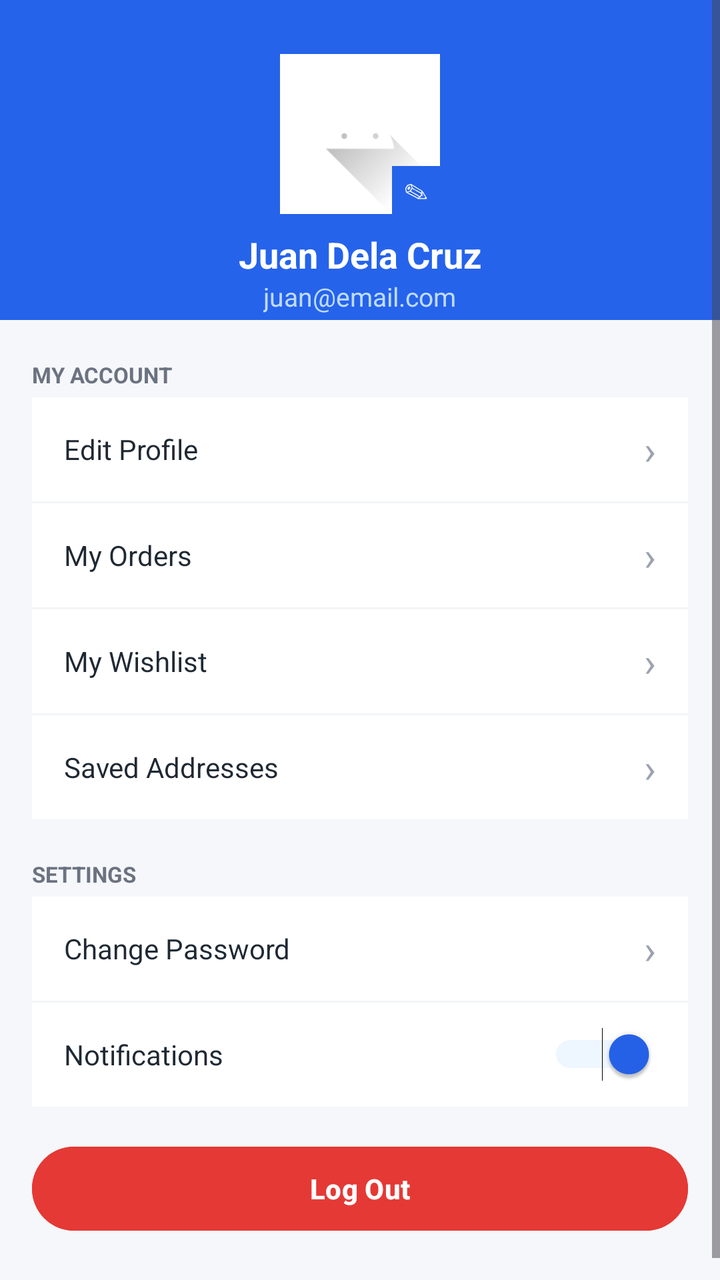
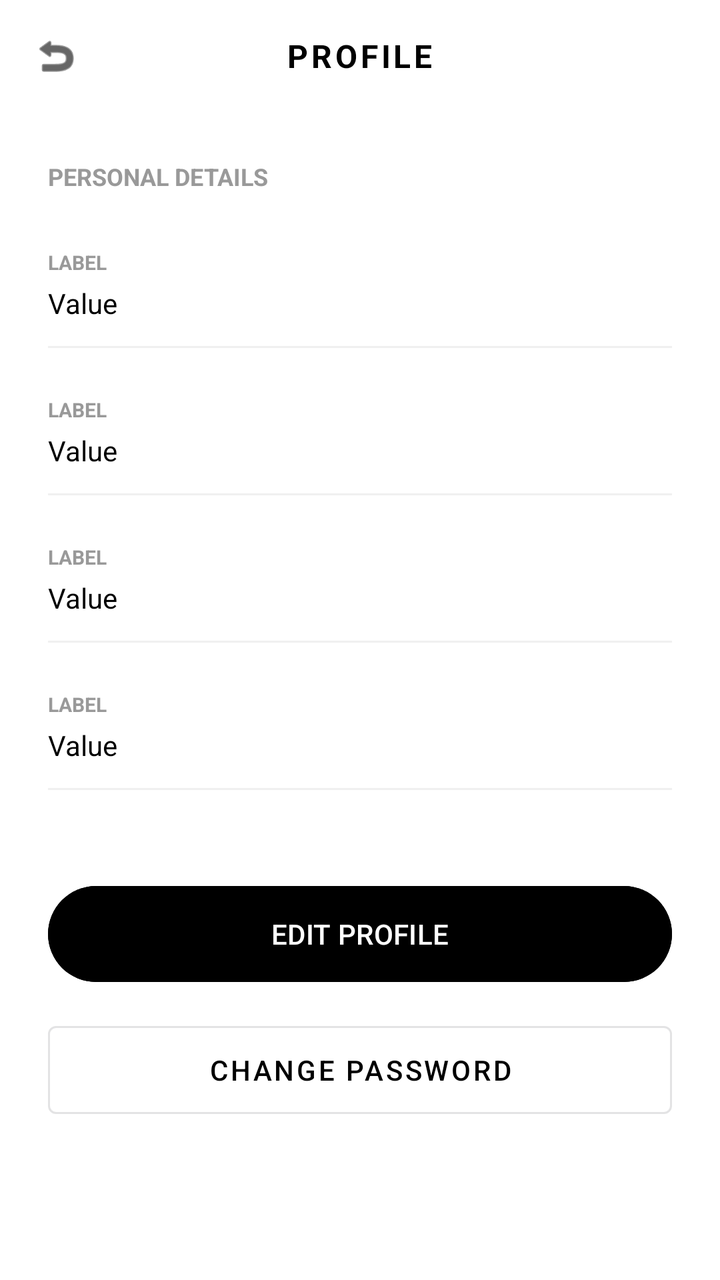

Screens rendered from an Android XML layout before and after an edit, with the pre-edit source and the edit as a unified diff.
<!-- AndroidManifest.xml: application theme Theme.ZaloraApp -->
<!-- res/layout/activity_profile.xml -->
<?xml version="1.0" encoding="utf-8"?>
<ScrollView xmlns:android="http://schemas.android.com/apk/res/android"
    android:layout_width="match_parent"
    android:layout_height="match_parent"
    android:background="#F5F7FA">

    <LinearLayout
        android:layout_width="match_parent"
        android:layout_height="wrap_content"
        android:orientation="vertical">

        
        <LinearLayout
            android:layout_width="match_parent"
            android:layout_height="160dp"
            android:background="#2563EB"
            android:orientation="vertical"
            android:gravity="center"
            android:paddingTop="24dp">

            
            <FrameLayout
                android:layout_width="80dp"
                android:layout_height="80dp">

                <ImageView
                    android:id="@+id/ivAvatar"
                    android:layout_width="80dp"
                    android:layout_height="80dp"
                    android:src="@drawable/ic_launcher_foreground"
                    android:background="#FFFFFF"
                    android:scaleType="centerCrop"
                    android:contentDescription="Profile Picture" />

                
                <TextView
                    android:id="@+id/tvEditAvatar"
                    android:layout_width="24dp"
                    android:layout_height="24dp"
                    android:text="✎"
                    android:textSize="12sp"
                    android:textColor="#FFFFFF"
                    android:gravity="center"
                    android:background="#2563EB"
                    android:layout_gravity="bottom|end"
                    android:clickable="true"
                    android:focusable="true"/>

            </FrameLayout>

            
            <TextView
                android:id="@+id/tvFullName"
                android:layout_width="wrap_content"
                android:layout_height="wrap_content"
                android:text="Juan Dela Cruz"
                android:textSize="18sp"
                android:textStyle="bold"
                android:textColor="#FFFFFF"
                android:layout_marginTop="8dp"/>

            
            <TextView
                android:id="@+id/tvEmail"
                android:layout_width="wrap_content"
                android:layout_height="wrap_content"
                android:text="juan@email.com"
                android:textSize="13sp"
                android:textColor="#BFDBFE"/>

        </LinearLayout>

        
        <TextView
            android:layout_width="wrap_content"
            android:layout_height="wrap_content"
            android:text="MY ACCOUNT"
            android:textSize="11sp"
            android:textStyle="bold"
            android:textColor="#6B7280"
            android:layout_marginStart="16dp"
            android:layout_marginTop="20dp"
            android:layout_marginBottom="4dp"/>

        <LinearLayout
            android:layout_width="match_parent"
            android:layout_height="wrap_content"
            android:orientation="vertical"
            android:background="#FFFFFF"
            android:layout_marginStart="16dp"
            android:layout_marginEnd="16dp">

            
            <LinearLayout
                android:id="@+id/rowEditProfile"
                android:layout_width="match_parent"
                android:layout_height="52dp"
                android:orientation="horizontal"
                android:gravity="center_vertical"
                android:paddingStart="16dp"
                android:paddingEnd="16dp"
                android:clickable="true"
                android:focusable="true"
                android:background="?attr/selectableItemBackground">

                <TextView
                    android:layout_width="0dp"
                    android:layout_height="wrap_content"
                    android:layout_weight="1"
                    android:text="Edit Profile"
                    android:textSize="14sp"
                    android:textColor="#1F2933"/>

                <TextView
                    android:layout_width="wrap_content"
                    android:layout_height="wrap_content"
                    android:text="›"
                    android:textSize="20sp"
                    android:textColor="#9CA3AF"/>

            </LinearLayout>

            <View android:layout_width="match_parent" android:layout_height="1dp" android:background="#F3F4F6"/>

            
            <LinearLayout
                android:id="@+id/rowMyOrders"
                android:layout_width="match_parent"
                android:layout_height="52dp"
                android:orientation="horizontal"
                android:gravity="center_vertical"
                android:paddingStart="16dp"
                android:paddingEnd="16dp"
                android:clickable="true"
                android:focusable="true"
                android:background="?attr/selectableItemBackground">

                <TextView
                    android:layout_width="0dp"
                    android:layout_height="wrap_content"
                    android:layout_weight="1"
                    android:text="My Orders"
                    android:textSize="14sp"
                    android:textColor="#1F2933"/>

                <TextView
                    android:layout_width="wrap_content"
                    android:layout_height="wrap_content"
                    android:text="›"
                    android:textSize="20sp"
                    android:textColor="#9CA3AF"/>

            </LinearLayout>

            <View android:layout_width="match_parent" android:layout_height="1dp" android:background="#F3F4F6"/>

            
            <LinearLayout
                android:id="@+id/rowWishlist"
                android:layout_width="match_parent"
                android:layout_height="52dp"
                android:orientation="horizontal"
                android:gravity="center_vertical"
                android:paddingStart="16dp"
                android:paddingEnd="16dp"
                android:clickable="true"
                android:focusable="true"
                android:background="?attr/selectableItemBackground">

                <TextView
                    android:layout_width="0dp"
                    android:layout_height="wrap_content"
                    android:layout_weight="1"
                    android:text="My Wishlist"
                    android:textSize="14sp"
                    android:textColor="#1F2933"/>

                <TextView
                    android:layout_width="wrap_content"
                    android:layout_height="wrap_content"
                    android:text="›"
                    android:textSize="20sp"
                    android:textColor="#9CA3AF"/>

            </LinearLayout>

            <View android:layout_width="match_parent" android:layout_height="1dp" android:background="#F3F4F6"/>

            
            <LinearLayout
                android:id="@+id/rowAddresses"
                android:layout_width="match_parent"
                android:layout_height="52dp"
                android:orientation="horizontal"
                android:gravity="center_vertical"
                android:paddingStart="16dp"
                android:paddingEnd="16dp"
                android:clickable="true"
                android:focusable="true"
                android:background="?attr/selectableItemBackground">

                <TextView
                    android:layout_width="0dp"
                    android:layout_height="wrap_content"
                    android:layout_weight="1"
                    android:text="Saved Addresses"
                    android:textSize="14sp"
                    android:textColor="#1F2933"/>

                <TextView
                    android:layout_width="wrap_content"
                    android:layout_height="wrap_content"
                    android:text="›"
                    android:textSize="20sp"
                    android:textColor="#9CA3AF"/>

            </LinearLayout>

        </LinearLayout>

        
        <TextView
            android:layout_width="wrap_content"
            android:layout_height="wrap_content"
            android:text="SETTINGS"
            android:textSize="11sp"
            android:textStyle="bold"
            android:textColor="#6B7280"
            android:layout_marginStart="16dp"
            android:layout_marginTop="20dp"
            android:layout_marginBottom="4dp"/>

        <LinearLayout
            android:layout_width="match_parent"
            android:layout_height="wrap_content"
            android:orientation="vertical"
            android:background="#FFFFFF"
            android:layout_marginStart="16dp"
            android:layout_marginEnd="16dp">

            
            <LinearLayout
                android:id="@+id/rowChangePassword"
                android:layout_width="match_parent"
                android:layout_height="52dp"
                android:orientation="horizontal"
                android:gravity="center_vertical"
                android:paddingStart="16dp"
                android:paddingEnd="16dp"
                android:clickable="true"
                android:focusable="true"
                android:background="?attr/selectableItemBackground">

                <TextView
                    android:layout_width="0dp"
                    android:layout_height="wrap_content"
                    android:layout_weight="1"
                    android:text="Change Password"
                    android:textSize="14sp"
                    android:textColor="#1F2933"/>

                <TextView
                    android:layout_width="wrap_content"
                    android:layout_height="wrap_content"
                    android:text="›"
                    android:textSize="20sp"
                    android:textColor="#9CA3AF"/>

            </LinearLayout>

            <View android:layout_width="match_parent" android:layout_height="1dp" android:background="#F3F4F6"/>

            
            <LinearLayout
                android:layout_width="match_parent"
                android:layout_height="52dp"
                android:orientation="horizontal"
                android:gravity="center_vertical"
                android:paddingStart="16dp"
                android:paddingEnd="16dp">

                <TextView
                    android:layout_width="0dp"
                    android:layout_height="wrap_content"
                    android:layout_weight="1"
                    android:text="Notifications"
                    android:textSize="14sp"
                    android:textColor="#1F2933"/>

                <Switch
                    android:id="@+id/switchNotifications"
                    android:layout_width="wrap_content"
                    android:layout_height="wrap_content"
                    android:checked="true"
                    android:thumbTint="#2563EB"
                    android:trackTint="#BFDBFE"/>

            </LinearLayout>

        </LinearLayout>

        
        <Button
            android:id="@+id/btnLogout"
            android:layout_width="match_parent"
            android:layout_height="50dp"
            android:text="Log Out"
            android:textAllCaps="false"
            android:textColor="#FFFFFF"
            android:textStyle="bold"
            android:backgroundTint="#E53935"
            android:layout_margin="16dp"
            android:layout_marginTop="24dp"/>

        
        <View
            android:layout_width="match_parent"
            android:layout_height="16dp"/>

    </LinearLayout>
</ScrollView>
<!-- resources referenced by this layout -->
<resources>
  <!-- drawable ic_launcher_foreground (drawable) -->
  <vector xmlns:android="http://schemas.android.com/apk/res/android"
      xmlns:aapt="http://schemas.android.com/aapt"
      android:width="108dp"
      android:height="108dp"
      android:viewportWidth="108"
      android:viewportHeight="108">
      <path android:pathData="M31,63.928c0,0 6.4,-11 12.1,-13.1c7.2,-2.6 26,-1.4 26,-1.4l38.1,38.1L107,108.928l-32,-1L31,63.928z">
          <aapt:attr name="android:fillColor">
              <gradient
                  android:endX="85.84757"
                  android:endY="92.4963"
                  android:startX="42.9492"
                  android:startY="49.59793"
                  android:type="linear">
                  <item
                      android:color="#44000000"
                      android:offset="0.0" />
                  <item
                      android:color="#00000000"
                      android:offset="1.0" />
              </gradient>
          </aapt:attr>
      </path>
      <path
          android:fillColor="#FFFFFF"
          android:fillType="nonZero"
          android:pathData="M65.3,45.828l3.8,-6.6c0.2,-0.4 0.1,-0.9 -0.3,-1.1c-0.4,-0.2 -0.9,-0.1 -1.1,0.3l-3.9,6.7c-6.3,-2.8 -13.4,-2.8 -19.7,0l-3.9,-6.7c-0.2,-0.4 -0.7,-0.5 -1.1,-0.3C38.8,38.328 38.7,38.828 38.9,39.228l3.8,6.6C36.2,49.428 31.7,56.028 31,63.928h46C76.3,56.028 71.8,49.428 65.3,45.828zM43.4,57.328c-0.8,0 -1.5,-0.5 -1.8,-1.2c-0.3,-0.7 -0.1,-1.5 0.4,-2.1c0.5,-0.5 1.4,-0.7 2.1,-0.4c0.7,0.3 1.2,1 1.2,1.8C45.3,56.528 44.5,57.328 43.4,57.328L43.4,57.328zM64.6,57.328c-0.8,0 -1.5,-0.5 -1.8,-1.2s-0.1,-1.5 0.4,-2.1c0.5,-0.5 1.4,-0.7 2.1,-0.4c0.7,0.3 1.2,1 1.2,1.8C66.5,56.528 65.6,57.328 64.6,57.328L64.6,57.328z"
          android:strokeWidth="1"
          android:strokeColor="#00000000" />
  </vector>
  <style name="Theme.ZaloraApp" parent="Base.Theme.ZaloraApp" />
  <style name="Base.Theme.ZaloraApp" parent="Theme.Material3.DayNight.NoActionBar">
          
          
      </style>
</resources>

<!-- the commit's change to res/layout/activity_profile.xml (unified diff, before → after) -->
@@ -1,321 +1,114 @@
 <?xml version="1.0" encoding="utf-8"?>
-<ScrollView xmlns:android="http://schemas.android.com/apk/res/android"
+<LinearLayout xmlns:android="http://schemas.android.com/apk/res/android"
     android:layout_width="match_parent"
     android:layout_height="match_parent"
-    android:background="#F5F7FA">
+    android:orientation="vertical"
+    android:background="#FFFFFF">
 
-    <LinearLayout
+    
+    <RelativeLayout
         android:layout_width="match_parent"
-        android:layout_height="wrap_content"
-        android:orientation="vertical">
+        android:layout_height="56dp"
+        android:paddingHorizontal="16dp">
 
-        
-        <LinearLayout
-            android:layout_width="match_parent"
-            android:layout_height="160dp"
-            android:background="#2563EB"
-            android:orientation="vertical"
-            android:gravity="center"
-            android:paddingTop="24dp">
+        <ImageView
+            android:id="@+id/btnBack"
+            android:layout_width="24dp"
+            android:layout_height="24dp"
+            android:layout_centerVertical="true"
+            android:src="@android:drawable/ic_menu_revert"
+            android:tint="#000000" />
 
-            
-            <FrameLayout
-                android:layout_width="80dp"
-                android:layout_height="80dp">
-
-                <ImageView
-                    android:id="@+id/ivAvatar"
-                    android:layout_width="80dp"
-                    android:layout_height="80dp"
-                    android:src="@drawable/ic_launcher_foreground"
-                    android:background="#FFFFFF"
-                    android:scaleType="centerCrop"
-                    android:contentDescription="Profile Picture" />
-
-                
-                <TextView
-                    android:id="@+id/tvEditAvatar"
-                    android:layout_width="24dp"
-                    android:layout_height="24dp"
-                    android:text="✎"
-                    android:textSize="12sp"
-                    android:textColor="#FFFFFF"
-                    android:gravity="center"
-                    android:background="#2563EB"
-                    android:layout_gravity="bottom|end"
-                    android:clickable="true"
-                    android:focusable="true"/>
-
-            </FrameLayout>
-
-            
-            <TextView
-                android:id="@+id/tvFullName"
-                android:layout_width="wrap_content"
-                android:layout_height="wrap_content"
-                android:text="Juan Dela Cruz"
-                android:textSize="18sp"
-                android:textStyle="bold"
-                android:textColor="#FFFFFF"
-                android:layout_marginTop="8dp"/>
-
-            
-            <TextView
-                android:id="@+id/tvEmail"
-                android:layout_width="wrap_content"
-                android:layout_height="wrap_content"
-                android:text="juan@email.com"
-                android:textSize="13sp"
-                android:textColor="#BFDBFE"/>
-
-        </LinearLayout>
-
-        
         <TextView
             android:layout_width="wrap_content"
             android:layout_height="wrap_content"
-            android:text="MY ACCOUNT"
-            android:textSize="11sp"
+            android:layout_centerInParent="true"
+            android:text="PROFILE"
+            android:textColor="#000000"
+            android:textSize="16sp"
             android:textStyle="bold"
-            android:textColor="#6B7280"
-            android:layout_marginStart="16dp"
-            android:layout_marginTop="20dp"
-            android:layout_marginBottom="4dp"/>
+            android:letterSpacing="0.1" />
+    </RelativeLayout>
+
+    <ScrollView
+        android:layout_width="match_parent"
+        android:layout_height="0dp"
+        android:layout_weight="1">
 
         <LinearLayout
             android:layout_width="match_parent"
             android:layout_height="wrap_content"
             android:orientation="vertical"
-            android:background="#FFFFFF"
-            android:layout_marginStart="16dp"
-            android:layout_marginEnd="16dp">
+            android:padding="24dp">
 
             
-            <LinearLayout
-                android:id="@+id/rowEditProfile"
+            <TextView
                 android:layout_width="match_parent"
-                android:layout_height="52dp"
-                android:orientation="horizontal"
-                android:gravity="center_vertical"
-                android:paddingStart="16dp"
-                android:paddingEnd="16dp"
-                android:clickable="true"
-                android:focusable="true"
-                android:background="?attr/selectableItemBackground">
+                android:layout_height="wrap_content"
+                android:text="PERSONAL DETAILS"
+                android:textColor="#999999"
+                android:textSize="12sp"
+                android:textStyle="bold"
+                android:layout_marginBottom="16dp" />
 
-                <TextView
-                    android:layout_width="0dp"
-                    android:layout_height="wrap_content"
-                    android:layout_weight="1"
-                    android:text="Edit Profile"
-                    android:textSize="14sp"
-                    android:textColor="#1F2933"/>
-
-                <TextView
-                    android:layout_width="wrap_content"
-                    android:layout_height="wrap_content"
-                    android:text="›"
-                    android:textSize="20sp"
-                    android:textColor="#9CA3AF"/>
-
-            </LinearLayout>
-
-            <View android:layout_width="match_parent" android:layout_height="1dp" android:background="#F3F4F6"/>
+            <include layout="@layout/item_profile_detail" android:id="@+id/detailName" />
+            <include layout="@layout/item_profile_detail" android:id="@+id/detailEmail" />
+            <include layout="@layout/item_profile_detail" android:id="@+id/detailGender" />
+            <include layout="@layout/item_profile_detail" android:id="@+id/detailBirthday" />
 
             
-            <LinearLayout
-                android:id="@+id/rowMyOrders"
+            <Button
+                android:id="@+id/btnEditProfile"
                 android:layout_width="match_parent"
-                android:layout_height="52dp"
-                android:orientation="horizontal"
-                android:gravity="center_vertical"
-                android:paddingStart="16dp"
-                android:paddingEnd="16dp"
-                android:clickable="true"
-                android:focusable="true"
-                android:background="?attr/selectableItemBackground">
+                android:layout_height="56dp"
+                android:layout_marginTop="32dp"
+                android:backgroundTint="#000000"
+                android:text="EDIT PROFILE"
+                android:textColor="#FFFFFF" />
 
-                <TextView
-                    android:layout_width="0dp"
-                    android:layout_height="wrap_content"
-                    android:layout_weight="1"
-                    android:text="My Orders"
-                    android:textSize="14sp"
-                    android:textColor="#1F2933"/>
-
-                <TextView
-                    android:layout_width="wrap_content"
-                    android:layout_height="wrap_content"
-                    android:text="›"
-                    android:textSize="20sp"
-                    android:textColor="#9CA3AF"/>
-
-            </LinearLayout>
-
-            <View android:layout_width="match_parent" android:layout_height="1dp" android:background="#F3F4F6"/>
-
-            
-            <LinearLayout
-                android:id="@+id/rowWishlist"
+            <Button
+                android:id="@+id/btnChangePassword"
+                style="@style/Widget.MaterialComponents.Button.OutlinedButton"
                 android:layout_width="match_parent"
-                android:layout_height="52dp"
-                android:orientation="horizontal"
-                android:gravity="center_vertical"
-                android:paddingStart="16dp"
-                android:paddingEnd="16dp"
-                android:clickable="true"
-                android:focusable="true"
-                android:background="?attr/selectableItemBackground">
-
-                <TextView
-                    android:layout_width="0dp"
-                    android:layout_height="wrap_content"
-                    android:layout_weight="1"
-                    android:text="My Wishlist"
-                    android:textSize="14sp"
-                    android:textColor="#1F2933"/>
-
-                <TextView
-                    android:layout_width="wrap_content"
-                    android:layout_height="wrap_content"
-                    android:text="›"
-                    android:textSize="20sp"
-                    android:textColor="#9CA3AF"/>
-
-            </LinearLayout>
-
-            <View android:layout_width="match_parent" android:layout_height="1dp" android:background="#F3F4F6"/>
-
-            
-            <LinearLayout
-                android:id="@+id/rowAddresses"
-                android:layout_width="match_parent"
-                android:layout_height="52dp"
-                android:orientation="horizontal"
-                android:gravity="center_vertical"
-                android:paddingStart="16dp"
-                android:paddingEnd="16dp"
-                android:clickable="true"
-                android:focusable="true"
-                android:background="?attr/selectableItemBackground">
-
-                <TextView
-                    android:layout_width="0dp"
-                    android:layout_height="wrap_content"
-                    android:layout_weight="1"
-                    android:text="Saved Addresses"
-                    android:textSize="14sp"
-                    android:textColor="#1F2933"/>
-
-                <TextView
-                    android:layout_width="wrap_content"
-                    android:layout_height="wrap_content"
-                    android:text="›"
-                    android:textSize="20sp"
-                    android:textColor="#9CA3AF"/>
-
-            </LinearLayout>
+                android:layout_height="56dp"
+                android:layout_marginTop="12dp"
+                android:text="CHANGE PASSWORD"
+                android:textColor="#000000"
+                android:strokeColor="#000000" />
 
         </LinearLayout>
+    </ScrollView>
 
-        
-        <TextView
-            android:layout_width="wrap_content"
-            android:layout_height="wrap_content"
-            android:text="SETTINGS"
-            android:textSize="11sp"
-            android:textStyle="bold"
-            android:textColor="#6B7280"
-            android:layout_marginStart="16dp"
-            android:layout_marginTop="20dp"
-            android:layout_marginBottom="4dp"/>
+</LinearLayout>
+<!-- res/layout/item_profile_detail.xml (included above) -->
+<?xml version="1.0" encoding="utf-8"?>
+<LinearLayout xmlns:android="http://schemas.android.com/apk/res/android"
+    android:layout_width="match_parent"
+    android:layout_height="wrap_content"
+    android:orientation="vertical"
+    android:paddingVertical="12dp">
 
-        <LinearLayout
-            android:layout_width="match_parent"
-            android:layout_height="wrap_content"
-            android:orientation="vertical"
-            android:background="#FFFFFF"
-            android:layout_marginStart="16dp"
-            android:layout_marginEnd="16dp">
+    <TextView
+        android:id="@+id/tvLabel"
+        android:layout_width="match_parent"
+        android:layout_height="wrap_content"
+        android:text="LABEL"
+        android:textColor="#999999"
+        android:textSize="10sp"
+        android:textStyle="bold" />
 
-            
-            <LinearLayout
-                android:id="@+id/rowChangePassword"
-                android:layout_width="match_parent"
-                android:layout_height="52dp"
-                android:orientation="horizontal"
-                android:gravity="center_vertical"
-                android:paddingStart="16dp"
-                android:paddingEnd="16dp"
-                android:clickable="true"
-                android:focusable="true"
-                android:background="?attr/selectableItemBackground">
+    <TextView
+        android:id="@+id/tvValue"
+        android:layout_width="match_parent"
+        android:layout_height="wrap_content"
+        android:text="Value"
+        android:textColor="#000000"
+        android:textSize="14sp"
+        android:layout_marginTop="4dp" />
 
-                <TextView
-                    android:layout_width="0dp"
-                    android:layout_height="wrap_content"
-                    android:layout_weight="1"
-                    android:text="Change Password"
-                    android:textSize="14sp"
-                    android:textColor="#1F2933"/>
-
-                <TextView
-                    android:layout_width="wrap_content"
-                    android:layout_height="wrap_content"
-                    android:text="›"
-                    android:textSize="20sp"
-                    android:textColor="#9CA3AF"/>
-
-            </LinearLayout>
-
-            <View android:layout_width="match_parent" android:layout_height="1dp" android:background="#F3F4F6"/>
-
-            
-            <LinearLayout
-                android:layout_width="match_parent"
-                android:layout_height="52dp"
-                android:orientation="horizontal"
-                android:gravity="center_vertical"
-                android:paddingStart="16dp"
-                android:paddingEnd="16dp">
-
-                <TextView
-                    android:layout_width="0dp"
-                    android:layout_height="wrap_content"
-                    android:layout_weight="1"
-                    android:text="Notifications"
-                    android:textSize="14sp"
-                    android:textColor="#1F2933"/>
-
-                <Switch
-                    android:id="@+id/switchNotifications"
-                    android:layout_width="wrap_content"
-                    android:layout_height="wrap_content"
-                    android:checked="true"
-                    android:thumbTint="#2563EB"
-                    android:trackTint="#BFDBFE"/>
-
-            </LinearLayout>
-
-        </LinearLayout>
-
-        
-        <Button
-            android:id="@+id/btnLogout"
-            android:layout_width="match_parent"
-            android:layout_height="50dp"
-            android:text="Log Out"
-            android:textAllCaps="false"
-            android:textColor="#FFFFFF"
-            android:textStyle="bold"
-            android:backgroundTint="#E53935"
-            android:layout_margin="16dp"
-            android:layout_marginTop="24dp"/>
-
-        
-        <View
-            android:layout_width="match_parent"
-            android:layout_height="16dp"/>
-
-    </LinearLayout>
-</ScrollView>
+    <View
+        android:layout_width="match_parent"
+        android:layout_height="1dp"
+        android:background="#F0F0F0"
+        android:layout_marginTop="12dp" />
+</LinearLayout>
<!-- resource entries referenced after the edit -->
@@ -1,36 +1,5 @@
 <!-- resources referenced by this layout -->
 <resources>
-  <!-- drawable ic_launcher_foreground (drawable) -->
-  <vector xmlns:android="http://schemas.android.com/apk/res/android"
-      xmlns:aapt="http://schemas.android.com/aapt"
-      android:width="108dp"
-      android:height="108dp"
-      android:viewportWidth="108"
-      android:viewportHeight="108">
-      <path android:pathData="M31,63.928c0,0 6.4,-11 12.1,-13.1c7.2,-2.6 26,-1.4 26,-1.4l38.1,38.1L107,108.928l-32,-1L31,63.928z">
-          <aapt:attr name="android:fillColor">
-              <gradient
-                  android:endX="85.84757"
-                  android:endY="92.4963"
-                  android:startX="42.9492"
-                  android:startY="49.59793"
-                  android:type="linear">
-                  <item
-                      android:color="#44000000"
-                      android:offset="0.0" />
-                  <item
-                      android:color="#00000000"
-                      android:offset="1.0" />
-              </gradient>
-          </aapt:attr>
-      </path>
-      <path
-          android:fillColor="#FFFFFF"
-          android:fillType="nonZero"
-          android:pathData="M65.3,45.828l3.8,-6.6c0.2,-0.4 0.1,-0.9 -0.3,-1.1c-0.4,-0.2 -0.9,-0.1 -1.1,0.3l-3.9,6.7c-6.3,-2.8 -13.4,-2.8 -19.7,0l-3.9,-6.7c-0.2,-0.4 -0.7,-0.5 -1.1,-0.3C38.8,38.328 38.7,38.828 38.9,39.228l3.8,6.6C36.2,49.428 31.7,56.028 31,63.928h46C76.3,56.028 71.8,49.428 65.3,45.828zM43.4,57.328c-0.8,0 -1.5,-0.5 -1.8,-1.2c-0.3,-0.7 -0.1,-1.5 0.4,-2.1c0.5,-0.5 1.4,-0.7 2.1,-0.4c0.7,0.3 1.2,1 1.2,1.8C45.3,56.528 44.5,57.328 43.4,57.328L43.4,57.328zM64.6,57.328c-0.8,0 -1.5,-0.5 -1.8,-1.2s-0.1,-1.5 0.4,-2.1c0.5,-0.5 1.4,-0.7 2.1,-0.4c0.7,0.3 1.2,1 1.2,1.8C66.5,56.528 65.6,57.328 64.6,57.328L64.6,57.328z"
-          android:strokeWidth="1"
-          android:strokeColor="#00000000" />
-  </vector>
   <style name="Theme.ZaloraApp" parent="Base.Theme.ZaloraApp" />
   <style name="Base.Theme.ZaloraApp" parent="Theme.Material3.DayNight.NoActionBar">
           
